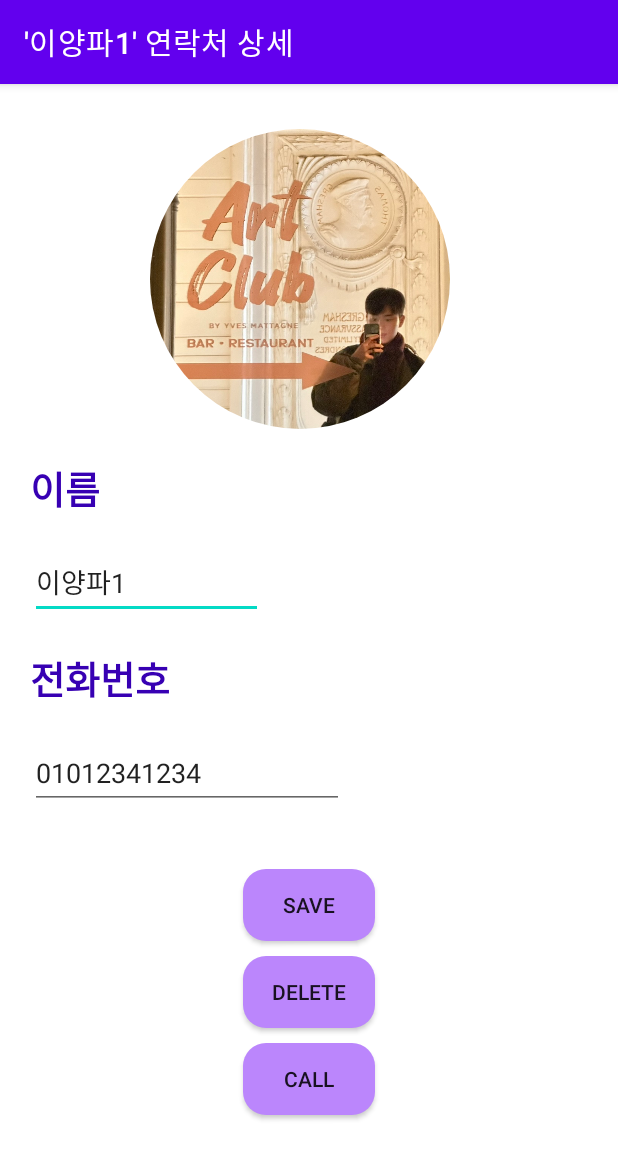
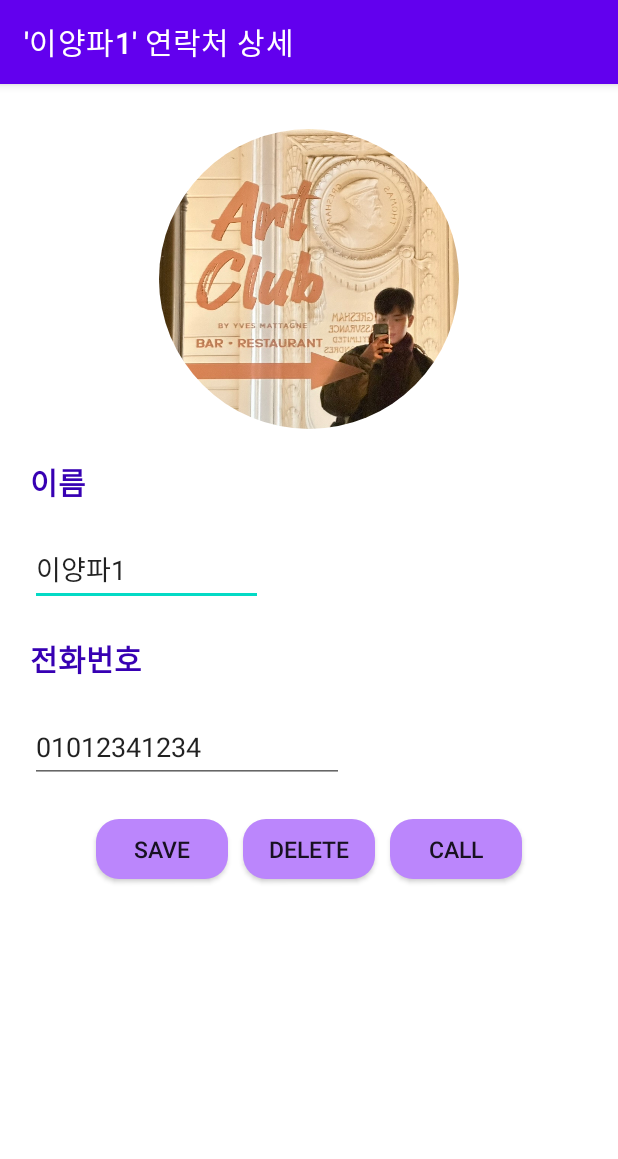
Before and after one commit to hiyseo/Please, an Android app: the screen it shows after launch (ContactDetail), after a tap on "이양파1", on a phone screen of 412 x 824 dp. Shown: the top 1159 px of the screen. Run offline under Robolectric (Android 15) with nearby library versions, the phone set to English and light mode, and no system bars; our stand-ins replace navigation-ui.

Commit message:
1/2 17:13

```diff
--- a/app/src/main/res/layout/contact_detail.xml
+++ b/app/src/main/res/layout/contact_detail.xml
@@ -12,9 +12,9 @@
         android:id="@+id/profile"
         android:layout_width="200dp"
         android:layout_height="200dp"
-        android:layout_marginStart="100dp"
+        android:layout_gravity="center_horizontal"
         android:scaleType="centerCrop"
-        android:src="@drawable/default_image_profile"
+        android:src="@drawable/image_profile1"
         android:background="@drawable/rounded_corner_profile"
         android:clipToOutline="true"
         android:layout_marginTop="30dp"
@@ -25,11 +25,11 @@
         android:id="@+id/detail_name_text"
         android:layout_width="wrap_content"
         android:layout_height="wrap_content"
-        android:textSize="25sp"
         android:layout_margin="20dp"
-        android:textStyle="bold"
+        android:text="이름"
         android:textColor="@color/purple_700"
-        android:text="이름" />
+        android:textSize="20sp"
+        android:textStyle="bold" />
 
     <EditText
         android:id="@+id/detail_name_input"
@@ -46,11 +46,11 @@
         android:id="@+id/detail_phone_text"
         android:layout_width="wrap_content"
         android:layout_height="wrap_content"
-        android:textSize="25sp"
         android:layout_margin="20dp"
-        android:textStyle="bold"
+        android:text="전화번호"
         android:textColor="@color/purple_700"
-        android:text="전화번호" />
+        android:textSize="20sp"
+        android:textStyle="bold" />
 
     <EditText
         android:id="@+id/detail_phone_input"
@@ -58,48 +58,60 @@
         android:layout_height="wrap_content"
         android:layout_marginLeft="20dp"
         android:layout_marginRight="20dp"
-        android:layout_marginBottom="40dp"
+        android:layout_marginBottom="10dp"
         android:inputType="phone"
         android:digits="0123456789"
         android:hint=" '-' 없이 숫자만 입력하세요 "
         android:text="01011112222"
         android:imeOptions="actionNext" />
 
+    <LinearLayout
+        android:layout_width="match_parent"
+        android:layout_height="68dp"
+        android:layout_marginBottom="10dp"
+        android:gravity="center"
+        android:orientation="horizontal">
+
         <android.widget.Button
             android:id="@+id/detail_edit_btn"
             android:layout_width="wrap_content"
-        android:layout_height="wrap_content"
+            android:layout_height="40dp"
+            android:layout_gravity="center"
+            android:layout_marginTop="10dp"
+            android:layout_marginRight="10dp"
+            android:layout_marginBottom="10dp"
+            android:background="@drawable/btn"
+            android:padding="2dp"
             android:text="Save"
-        android:background="@drawable/btn"
-        android:layout_gravity="center"
-        android:layout_marginBottom="10dp"
-        app:layout_constraintEnd_toEndOf="parent"
-        app:layout_constraintStart_toStartOf="parent"
-        app:layout_constraintTop_toTopOf="parent" />
+            android:textSize="15sp" />
 
         <android.widget.Button
             android:id="@+id/detail_delete_btn"
             android:layout_width="wrap_content"
-        android:layout_height="wrap_content"
+            android:layout_height="40dp"
+            android:layout_gravity="center"
+            android:layout_marginTop="10dp"
+            android:layout_marginRight="10dp"
+            android:layout_marginBottom="10dp"
+            android:background="@drawable/btn"
+            android:padding="2dp"
             android:text="Delete"
-        android:background="@drawable/btn"
-        android:layout_gravity="center"
-        android:layout_marginBottom="10dp"
-        app:layout_constraintBottom_toTopOf="@id/detail_edit_btn"
-        app:layout_constraintEnd_toEndOf="parent"
-        app:layout_constraintStart_toStartOf="parent"
-        app:layout_constraintTop_toTopOf="parent" />
+            android:textSize="15sp" />
 
         <android.widget.Button
             android:id="@+id/call_btn"
             android:layout_width="wrap_content"
-        android:layout_height="wrap_content"
+            android:layout_height="40dp"
+            android:layout_gravity="center"
+            android:layout_marginTop="10dp"
+            android:layout_marginBottom="10dp"
+            android:background="@drawable/btn"
+            android:padding="2dp"
             android:text="Call"
-        android:background="@drawable/btn"
-        android:layout_gravity="center"
-        app:layout_constraintBottom_toTopOf="@id/detail_edit_btn"
-        app:layout_constraintEnd_toEndOf="parent"
-        app:layout_constraintStart_toStartOf="parent"
-        app:layout_constraintTop_toTopOf="parent" />
+            android:textSize="15sp"
+
+            />
 
     </LinearLayout>
+
+</LinearLayout>
```
Lines whose indentation alone changed are shown as unchanged.
